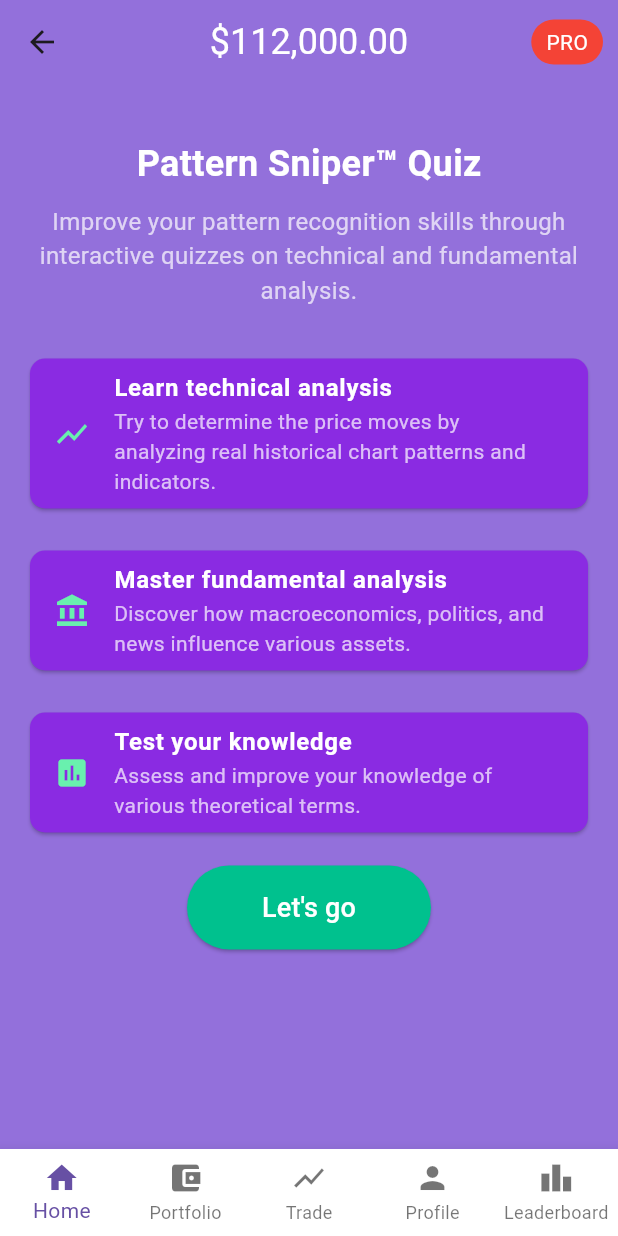
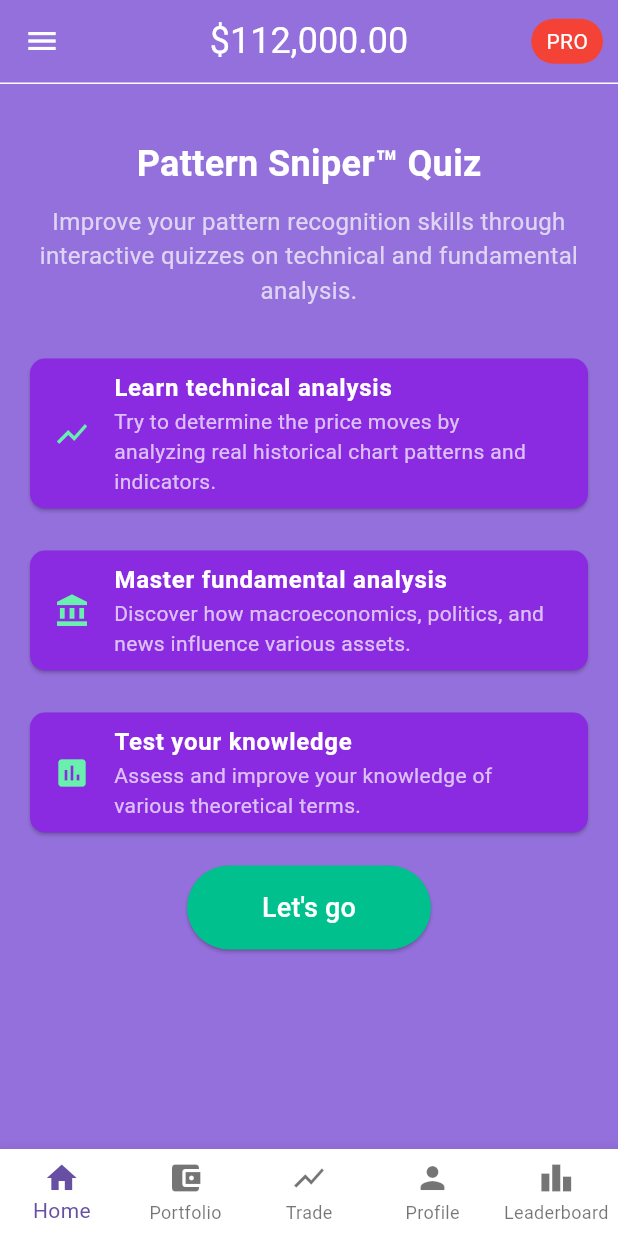
Before and after one commit to GarvitDadheech/quiz-app-frontend, a Flutter app: the screen it shows after launch, after a tap on "Pattern Sniper™ Quiz", on a phone screen of 412 x 824 dp. Run offline on Flutter 3.47's test engine with Material 3 defaults, Android fonts, the phone set to English and light mode, and no system bars.

Commit message:
make custom bar component

```diff
--- /dev/null
+++ b/lib/components/custom_app_bar.dart
@@ -0,0 +1,50 @@
+import 'package:flutter/material.dart';
+
+class CustomAppBar extends StatelessWidget implements PreferredSizeWidget {
+  @override
+  final Size preferredSize;
+
+  CustomAppBar({Key? key})
+      : preferredSize = Size.fromHeight(kToolbarHeight),
+        super(key: key);
+
+  @override
+  Widget build(BuildContext context) {
+    return AppBar(
+      backgroundColor: Color(0xFF9370DB),
+      elevation: 0,
+      leading: Builder(
+        builder: (context) => IconButton(
+          icon: Icon(Icons.menu, color: Colors.white),
+          onPressed: () {
+            Scaffold.of(context).openDrawer();
+          },
+        ),
+      ),
+      centerTitle: true,
+      title: Text(
+        '\$112,000.00',
+        style: TextStyle(fontSize: 24, color: Colors.white),
+      ),
+      iconTheme: IconThemeData(color: Colors.white),
+      actions: [
+        Container(
+          margin: EdgeInsets.all(10),
+          padding: EdgeInsets.symmetric(horizontal: 10, vertical: 5),
+          decoration: BoxDecoration(
+            color: Colors.red,
+            borderRadius: BorderRadius.circular(15),
+          ),
+          child: Text('PRO', style: TextStyle(color: Colors.white)),
+        ),
+      ],
+      bottom: PreferredSize(
+        preferredSize: Size.fromHeight(1.0), // Height of the line
+        child: Container(
+          color: Colors.white, // Color of the line
+          height: 1.0, // Height of the line
+        ),
+      ),
+    );
+  }
+}
--- a/lib/pages/homepage.dart
+++ b/lib/pages/homepage.dart
@@ -1,45 +1,16 @@
 import 'package:flutter/material.dart';
 import 'pattern_sniper_quiz_page.dart';
-
+import '../components/custom_app_bar.dart';
 
 class HomePage extends StatelessWidget {
   @override
   Widget build(BuildContext context) {
     return Scaffold(
-      appBar: AppBar(
-        backgroundColor: Color(0xFF9370DB),
-        elevation: 0,
-        leading: Builder(
-          builder: (context) => IconButton(
-            icon: Icon(Icons.menu, color: Colors.white),
-            onPressed: () {
-              Scaffold.of(context).openDrawer();
-            },
-          ),
-        ),
-        centerTitle: true,
-        title: Text('\$112,000.00',
-            style: TextStyle(fontSize: 24, color: Colors.white)),
-        iconTheme: IconThemeData(color: Colors.white),
-        actions: [
-          Container(
-            margin: EdgeInsets.all(10),
-            padding: EdgeInsets.symmetric(horizontal: 10, vertical: 5),
-            decoration: BoxDecoration(
-              color: Colors.red,
-              borderRadius: BorderRadius.circular(15),
-            ),
-            child: Text('PRO', style: TextStyle(color: Colors.white)),
-          ),
-        ],
-      ),
+      appBar: CustomAppBar(),
       drawer: CustomDrawer(),
       body: Column(
         children: [
-          Container(
-            height: 1,
-            color: Colors.white,
-          ),
+
           SizedBox(height: 20),
           Image.asset('assets/cartoon_image.png', height: 150),
           SizedBox(height: 20),
--- a/lib/pages/pattern_sniper_quiz_page.dart
+++ b/lib/pages/pattern_sniper_quiz_page.dart
@@ -1,27 +1,11 @@
 import 'package:flutter/material.dart';
+import '../components/custom_app_bar.dart';
 
 class PatternSniperQuizPage extends StatelessWidget {
   @override
   Widget build(BuildContext context) {
     return Scaffold(
-      appBar: AppBar(
-        backgroundColor: Color(0xFF9370DB),
-        elevation: 0,
-        title: Text('\$112,000.00',
-            style: TextStyle(fontSize: 24, color: Colors.white)),
-        centerTitle: true,
-        actions: [
-          Container(
-            margin: EdgeInsets.all(10),
-            padding: EdgeInsets.symmetric(horizontal: 10, vertical: 5),
-            decoration: BoxDecoration(
-              color: Colors.red,
-              borderRadius: BorderRadius.circular(15),
-            ),
-            child: Text('PRO', style: TextStyle(color: Colors.white)),
-          ),
-        ],
-      ),
+      appBar: CustomAppBar(),
       body: SingleChildScrollView(
         child: Padding(
           padding: const EdgeInsets.all(16.0),
@@ -57,7 +41,8 @@ class PatternSniperQuizPage extends StatelessWidget {
                   leading: Icon(Icons.show_chart, color: Colors.greenAccent),
                   title: Text(
                     'Learn technical analysis',
-                    style: TextStyle(color: Colors.white, fontWeight: FontWeight.bold),
+                    style: TextStyle(
+                        color: Colors.white, fontWeight: FontWeight.bold),
                   ),
                   subtitle: Text(
                     'Try to determine the price moves by analyzing real historical chart patterns and indicators.',
@@ -72,10 +57,12 @@ class PatternSniperQuizPage extends StatelessWidget {
                   borderRadius: BorderRadius.circular(10),
                 ),
                 child: ListTile(
-                  leading: Icon(Icons.account_balance, color: Colors.greenAccent),
+                  leading:
+                      Icon(Icons.account_balance, color: Colors.greenAccent),
                   title: Text(
                     'Master fundamental analysis',
-                    style: TextStyle(color: Colors.white, fontWeight: FontWeight.bold),
+                    style: TextStyle(
+                        color: Colors.white, fontWeight: FontWeight.bold),
                   ),
                   subtitle: Text(
                     'Discover how macroeconomics, politics, and news influence various assets.',
@@ -93,7 +80,8 @@ class PatternSniperQuizPage extends StatelessWidget {
                   leading: Icon(Icons.assessment, color: Colors.greenAccent),
                   title: Text(
                     'Test your knowledge',
-                    style: TextStyle(color: Colors.white, fontWeight: FontWeight.bold),
+                    style: TextStyle(
+                        color: Colors.white, fontWeight: FontWeight.bold),
                   ),
                   subtitle: Text(
                     'Assess and improve your knowledge of various theoretical terms.',
```
